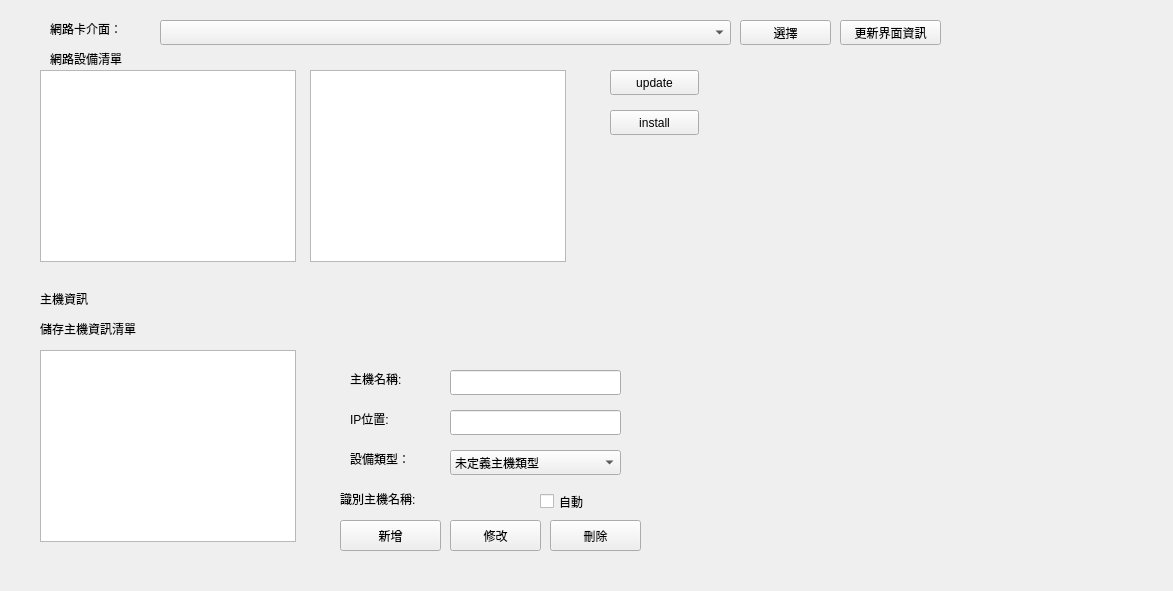
The window that ws/src/ros_qt_sen/src/install_shell/install_shell.ui (cocobird231/RV1-gui) describes before a commit, drawn with Qt 5.
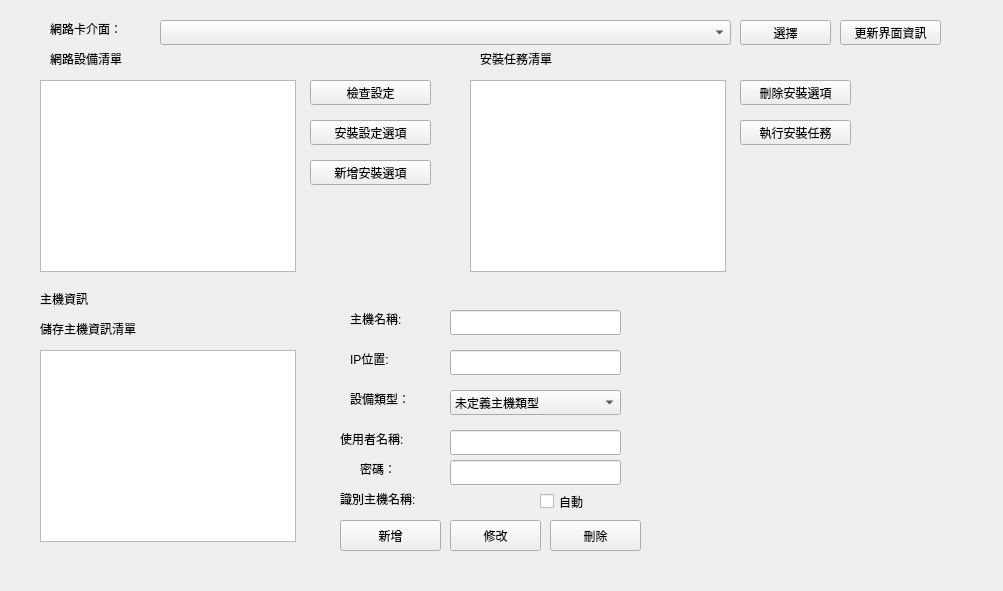
The same window after the commit.

```diff
--- a/ws/src/ros_qt_sen/src/install_shell/install_shell.ui
+++ b/ws/src/ros_qt_sen/src/install_shell/install_shell.ui
@@ -6,7 +6,7 @@
    <rect>
     <x>0</x>
     <y>0</y>
-    <width>1173</width>
+    <width>1003</width>
     <height>591</height>
    </rect>
   </property>
@@ -52,27 +52,27 @@
   <widget class="QPushButton" name="pushButton_3">
    <property name="geometry">
     <rect>
-     <x>610</x>
-     <y>70</y>
-     <width>89</width>
+     <x>310</x>
+     <y>80</y>
+     <width>121</width>
      <height>25</height>
     </rect>
    </property>
    <property name="text">
-    <string>update</string>
+    <string>檢查設定</string>
    </property>
   </widget>
   <widget class="QPushButton" name="pushButton_4">
    <property name="geometry">
     <rect>
-     <x>610</x>
-     <y>110</y>
-     <width>89</width>
+     <x>310</x>
+     <y>120</y>
+     <width>121</width>
      <height>25</height>
     </rect>
    </property>
    <property name="text">
-    <string>install</string>
+    <string>安裝設定選項</string>
    </property>
   </widget>
   <widget class="QLabel" name="label">
@@ -92,7 +92,7 @@
    <property name="geometry">
     <rect>
      <x>350</x>
-     <y>410</y>
+     <y>350</y>
      <width>67</width>
      <height>17</height>
     </rect>
@@ -105,7 +105,7 @@
    <property name="geometry">
     <rect>
      <x>350</x>
-     <y>370</y>
+     <y>310</y>
      <width>81</width>
      <height>17</height>
     </rect>
@@ -118,7 +118,7 @@
    <property name="geometry">
     <rect>
      <x>450</x>
-     <y>410</y>
+     <y>350</y>
      <width>171</width>
      <height>25</height>
     </rect>
@@ -128,7 +128,7 @@
    <property name="geometry">
     <rect>
      <x>450</x>
-     <y>370</y>
+     <y>310</y>
      <width>171</width>
      <height>25</height>
     </rect>
@@ -151,7 +151,7 @@
    <property name="geometry">
     <rect>
      <x>40</x>
-     <y>70</y>
+     <y>80</y>
      <width>256</width>
      <height>192</height>
     </rect>
@@ -160,8 +160,8 @@
   <widget class="QListWidget" name="listWidget_2">
    <property name="geometry">
     <rect>
-     <x>310</x>
-     <y>70</y>
+     <x>470</x>
+     <y>80</y>
      <width>256</width>
      <height>192</height>
     </rect>
@@ -171,7 +171,7 @@
    <property name="geometry">
     <rect>
      <x>350</x>
-     <y>450</y>
+     <y>390</y>
      <width>67</width>
      <height>17</height>
     </rect>
@@ -184,7 +184,7 @@
    <property name="geometry">
     <rect>
      <x>450</x>
-     <y>450</y>
+     <y>390</y>
      <width>171</width>
      <height>25</height>
     </rect>
@@ -316,6 +316,104 @@
     <string>識別主機名稱:</string>
    </property>
   </widget>
+  <widget class="QLabel" name="label_9">
+   <property name="geometry">
+    <rect>
+     <x>340</x>
+     <y>430</y>
+     <width>101</width>
+     <height>17</height>
+    </rect>
+   </property>
+   <property name="text">
+    <string>使用者名稱:</string>
+   </property>
+  </widget>
+  <widget class="QLabel" name="label_10">
+   <property name="geometry">
+    <rect>
+     <x>360</x>
+     <y>460</y>
+     <width>67</width>
+     <height>17</height>
+    </rect>
+   </property>
+   <property name="text">
+    <string>密碼：</string>
+   </property>
+  </widget>
+  <widget class="QLineEdit" name="lineEdit_3">
+   <property name="geometry">
+    <rect>
+     <x>450</x>
+     <y>430</y>
+     <width>171</width>
+     <height>25</height>
+    </rect>
+   </property>
+  </widget>
+  <widget class="QLineEdit" name="lineEdit_4">
+   <property name="geometry">
+    <rect>
+     <x>450</x>
+     <y>460</y>
+     <width>171</width>
+     <height>25</height>
+    </rect>
+   </property>
+  </widget>
+  <widget class="QLabel" name="label_11">
+   <property name="geometry">
+    <rect>
+     <x>480</x>
+     <y>50</y>
+     <width>101</width>
+     <height>17</height>
+    </rect>
+   </property>
+   <property name="text">
+    <string>安裝任務清單</string>
+   </property>
+  </widget>
+  <widget class="QPushButton" name="pushButton_8">
+   <property name="geometry">
+    <rect>
+     <x>310</x>
+     <y>160</y>
+     <width>121</width>
+     <height>25</height>
+    </rect>
+   </property>
+   <property name="text">
+    <string>新增安裝選項</string>
+   </property>
+  </widget>
+  <widget class="QPushButton" name="pushButton_9">
+   <property name="geometry">
+    <rect>
+     <x>740</x>
+     <y>80</y>
+     <width>111</width>
+     <height>25</height>
+    </rect>
+   </property>
+   <property name="text">
+    <string>刪除安裝選項</string>
+   </property>
+  </widget>
+  <widget class="QPushButton" name="pushButton_10">
+   <property name="geometry">
+    <rect>
+     <x>740</x>
+     <y>120</y>
+     <width>111</width>
+     <height>25</height>
+    </rect>
+   </property>
+   <property name="text">
+    <string>執行安裝任務</string>
+   </property>
+  </widget>
  </widget>
  <resources/>
  <connections/>
```
Left out of the diff: 5 changed lines with no effect on the pictures.
